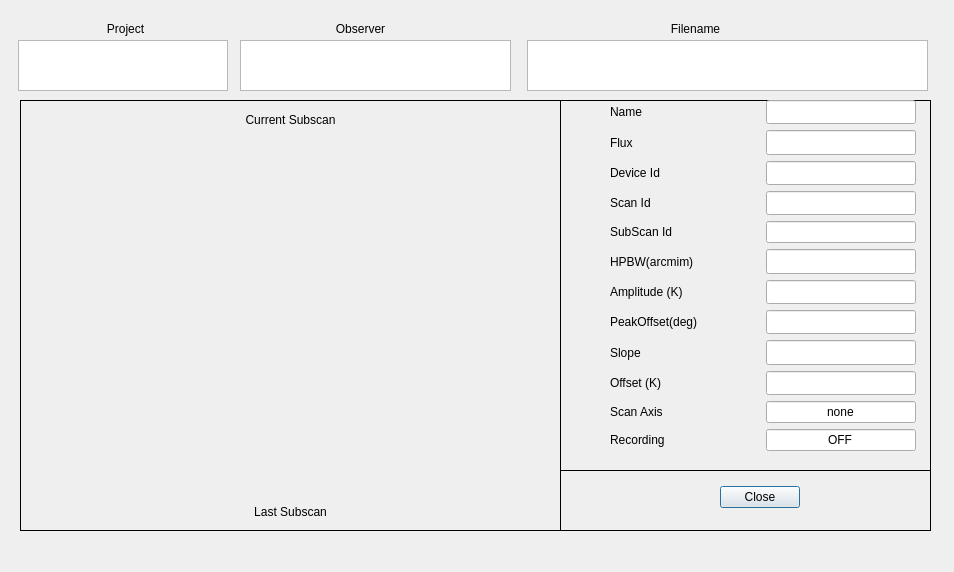
The window that Common/Clients/CaltoolClient/src/calibrationToolClient.ui (discos/discos) describes before a commit, drawn with Qt 5.
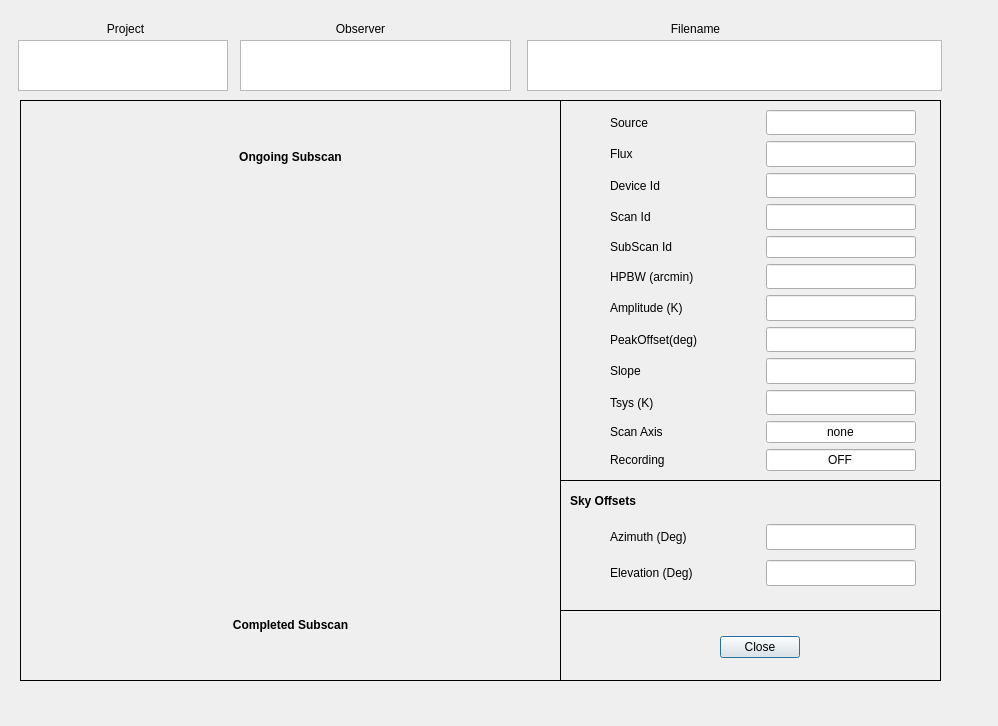
The same window after the commit. Custom widgets are drawn as their Qt base class.

Commit message:
Fixed issue #448. Added two boxes containing azimuth sky offsets from… (#577)
* Fixed issue #448. Added two boxes containing azimuth sky offsets from antenna Boss. Also minor issues patched. Client starts with MANAGEMENT/CalibrationTool recorder as default.

* Fix #448, fixed layout, added fix to changelog

* Fix #448, layout fixed

What changed in the file:
```diff
--- a/Common/Clients/CaltoolClient/src/calibrationToolClient.ui
+++ b/Common/Clients/CaltoolClient/src/calibrationToolClient.ui
@@ -6,8 +6,8 @@
    <rect>
     <x>0</x>
     <y>0</y>
-    <width>954</width>
-    <height>572</height>
+    <width>998</width>
+    <height>726</height>
    </rect>
   </property>
   <property name="windowTitle">
@@ -76,7 +76,7 @@
     <rect>
      <x>527</x>
      <y>40</y>
-     <width>401</width>
+     <width>415</width>
      <height>51</height>
     </rect>
    </property>
@@ -99,8 +99,8 @@
     <rect>
      <x>560</x>
      <y>100</y>
-     <width>371</width>
-     <height>371</height>
+     <width>381</width>
+     <height>381</height>
     </rect>
    </property>
    <property name="frameShape">
@@ -110,9 +110,9 @@
     <property name="geometry">
      <rect>
       <x>0</x>
-      <y>0</y>
+      <y>10</y>
       <width>408</width>
-      <height>351</height>
+      <height>361</height>
      </rect>
     </property>
     <layout class="QGridLayout" name="gridLayout_3">
@@ -131,7 +131,7 @@
         </size>
        </property>
        <property name="text">
-        <string>Name</string>
+        <string>Source</string>
        </property>
       </widget>
      </item>
@@ -297,7 +297,7 @@
         </size>
        </property>
        <property name="text">
-        <string>HPBW(arcmim)</string>
+        <string>HPBW (arcmin)</string>
        </property>
       </widget>
      </item>
@@ -425,7 +425,7 @@
         </size>
        </property>
        <property name="text">
-        <string>Offset (K)</string>
+        <string>Tsys (K)</string>
        </property>
       </widget>
      </item>
@@ -542,7 +542,7 @@
      <x>20</x>
      <y>100</y>
      <width>541</width>
-     <height>431</height>
+     <height>581</height>
     </rect>
    </property>
    <property name="frameShape">
@@ -554,8 +554,14 @@
    <layout class="QVBoxLayout" name="verticalLayout">
     <item>
      <widget class="QLabel" name="label_10">
+      <property name="font">
+       <font>
+        <weight>75</weight>
+        <bold>true</bold>
+       </font>
+      </property>
       <property name="text">
-       <string>Current Subscan</string>
+       <string>Ongoing Subscan</string>
       </property>
       <property name="alignment">
        <set>Qt::AlignCenter</set>
@@ -605,8 +611,14 @@
     </item>
     <item>
      <widget class="QLabel" name="label_9">
+      <property name="font">
+       <font>
+        <weight>75</weight>
+        <bold>true</bold>
+       </font>
+      </property>
       <property name="text">
-       <string>Last Subscan</string>
+       <string>Completed Subscan</string>
       </property>
       <property name="alignment">
        <set>Qt::AlignCenter</set>
@@ -619,9 +631,9 @@
    <property name="geometry">
     <rect>
      <x>560</x>
-     <y>470</y>
-     <width>371</width>
-     <height>61</height>
+     <y>610</y>
+     <width>381</width>
+     <height>71</height>
     </rect>
    </property>
    <property name="frameShape">
@@ -634,7 +646,7 @@
     <property name="geometry">
      <rect>
       <x>0</x>
-      <y>10</y>
+      <y>20</y>
       <width>401</width>
       <height>34</height>
      </rect>
@@ -665,6 +677,126 @@
     </property>
    </widget>
   </widget>
+  <widget class="QFrame" name="frame_3">
+   <property name="geometry">
+    <rect>
+     <x>560</x>
+     <y>480</y>
+     <width>381</width>
+     <height>131</height>
+    </rect>
+   </property>
+   <property name="frameShape">
+    <enum>QFrame::Box</enum>
+   </property>
+   <widget class="QLabel" name="label_6">
+    <property name="geometry">
+     <rect>
+      <x>10</x>
+      <y>10</y>
+      <width>121</width>
+      <height>21</height>
+     </rect>
+    </property>
+    <property name="font">
+     <font>
+      <weight>75</weight>
+      <bold>true</bold>
+     </font>
+    </property>
+    <property name="text">
+     <string>Sky Offsets</string>
+    </property>
+   </widget>
+   <widget class="QWidget" name="gridLayoutWidget">
+    <property name="geometry">
+     <rect>
+      <x>0</x>
+      <y>40</y>
+      <width>408</width>
+      <height>71</height>
+     </rect>
+    </property>
+    <layout class="QGridLayout" name="gridLayout">
+     <item row="0" column="0">
+      <widget class="QLabel" name="label_4">
+       <property name="sizePolicy">
+        <sizepolicy hsizetype="Fixed" vsizetype="Preferred">
+         <horstretch>0</horstretch>
+         <verstretch>0</verstretch>
+        </sizepolicy>
+       </property>
+       <property name="minimumSize">
+        <size>
+         <width>100</width>
+         <height>22</height>
+        </size>
+       </property>
+       <property name="text">
+        <string>Azimuth (Deg)</string>
+       </property>
+      </widget>
+     </item>
+     <item row="0" column="1">
+      <widget class="QLineEdit" name="azOffsetlineEdit">
+       <property name="minimumSize">
+        <size>
+         <width>94</width>
+         <height>22</height>
+        </size>
+       </property>
+       <property name="maximumSize">
+        <size>
+         <width>150</width>
+         <height>26</height>
+        </size>
+       </property>
+       <property name="readOnly">
+        <bool>true</bool>
+       </property>
+      </widget>
+     </item>
+     <item row="1" column="0">
+      <widget class="QLabel" name="label_5">
+       <property name="sizePolicy">
+        <sizepolicy hsizetype="Fixed" vsizetype="Preferred">
+         <horstretch>0</horstretch>
+         <verstretch>0</verstretch>
+        </sizepolicy>
+       </property>
+       <property name="minimumSize">
+        <size>
+         <width>100</width>
+         <height>22</height>
+        </size>
+       </property>
+       <property name="text">
+        <string>Elevation (Deg)</string>
+       </property>
+      </widget>
+     </item>
+     <item row="1" column="1">
+      <widget class="QLineEdit" name="elOffsetlineEdit">
+       <property name="minimumSize">
+        <size>
+         <width>94</width>
+         <height>22</height>
+        </size>
+       </property>
+       <property name="maximumSize">
+        <size>
+         <width>150</width>
+         <height>26</height>
+        </size>
+       </property>
+       <property name="readOnly">
+        <bool>true</bool>
+       </property>
+      </widget>
+     </item>
+    </layout>
+   </widget>
+  </widget>
  </widget>
  <customwidgets>
   <customwidget>
```
Left out of the diff: 1 changed line with no effect on the pictures. The commit also changes 2 other files.
